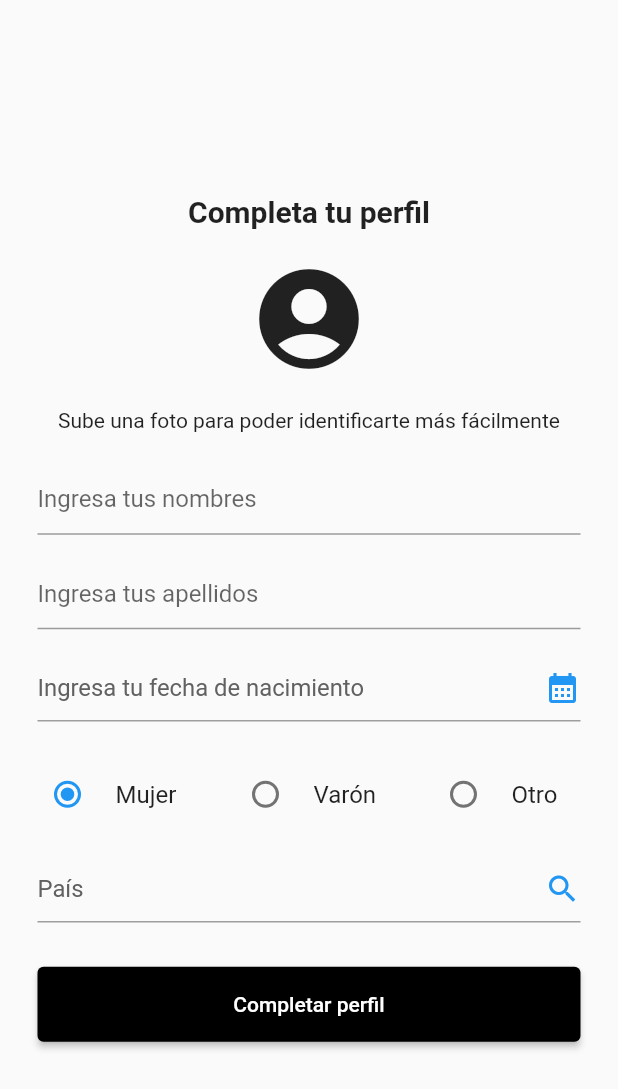
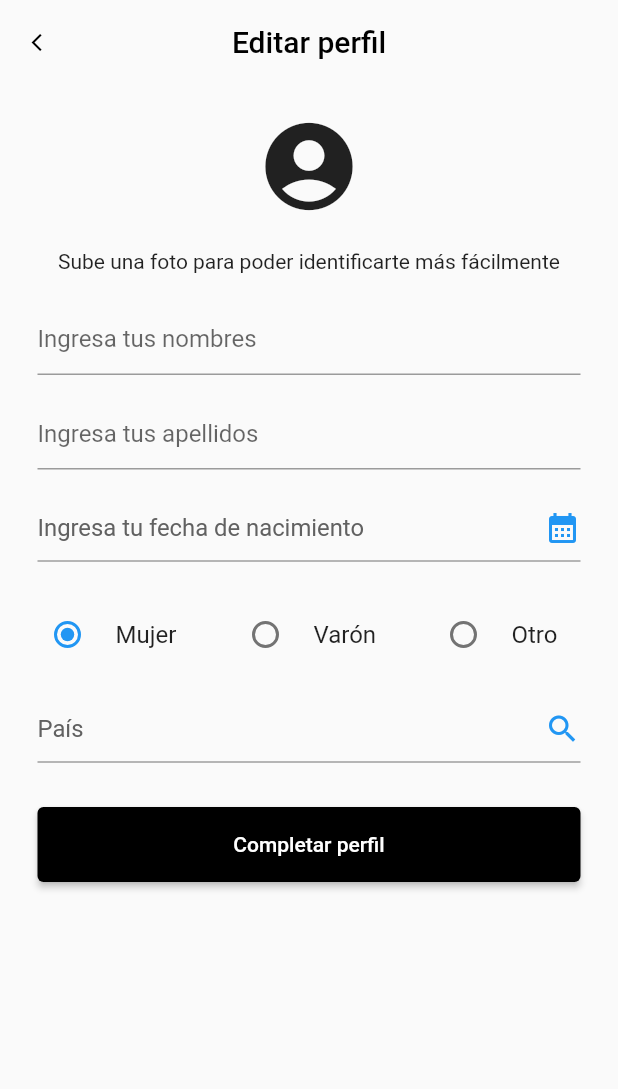
Before and after one commit to roxtrom13/food_and_drug_admin, a Flutter app: the CompleteProfile screen opened by its route, on a phone screen of 412 x 824 dp. Shown: the top 1089 px of the screen. Run offline on Flutter 3.47's test engine with Material 2 defaults, Android fonts, the phone set to English and light mode, and no system bars; our stand-ins replace country_picker, font_awesome_flutter; network calls fail.

Commit message:
feat: add top button to go back and improve template structure

```diff
--- a/lib/pages/complete_profile.dart
+++ b/lib/pages/complete_profile.dart
@@ -32,23 +32,46 @@ class _CompleteProfileState extends State<CompleteProfile> {
   @override
   Widget build(BuildContext context) {
     return Scaffold(
-      body: Center(
-        child: Padding(
-          padding: const EdgeInsets.symmetric(vertical: 10.0, horizontal: 25.0),
+      appBar: AppBar(
+        backgroundColor: Colors.transparent,
+        leading: GestureDetector(
+          onTap: () {
+            Navigator.pop(context);
+          },
+          child: Column(
+            mainAxisAlignment: MainAxisAlignment.center,
+            crossAxisAlignment: CrossAxisAlignment.center,
+            children: const [
+              SizedBox(
+                height: 40,
+                width: 40,
+                child: Icon(
+                  Icons.arrow_back_ios,
+                  size: 14,
+                  color: Colors.black,
+                ),
+              ),
+            ],
+          ),
+        ),
+        centerTitle: true,
+        elevation: 0,
+        title: const Text(
+          "Editar perfil",
+          style: TextStyle(
+            color: Colors.black,
+          ),
+        ),
+      ),
+      body: Container(
+        padding: const EdgeInsets.symmetric(vertical: 20.0, horizontal: 25.0),
         child: SingleChildScrollView(
           child: Column(
+            mainAxisAlignment: MainAxisAlignment.start,
             children: [
-                const Text(
-                  "Completa tu perfil",
-                  style: TextStyle(
-                    fontWeight: FontWeight.w700,
-                    fontSize: 20.0,
-                  ),
-                ),
-                const SizedBox(height: 20.0),
               const Icon(
                 Icons.account_circle,
-                  size: 80.0,
+                size: 70.0,
               ),
               const SizedBox(height: 20.0),
               const Text(
@@ -253,7 +276,6 @@ class _CompleteProfileState extends State<CompleteProfile> {
           ),
         ),
       ),
-      ),
     );
   }
 }
```
Lines whose indentation alone changed are shown as unchanged.
